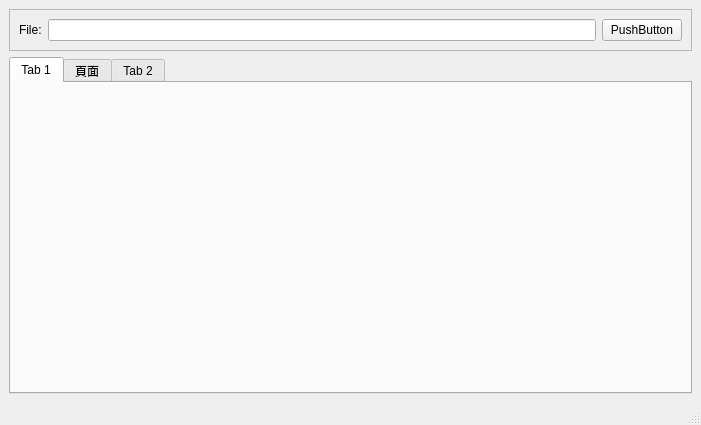
agin0634/bokk, file mainUI.ui: the form before one commit.
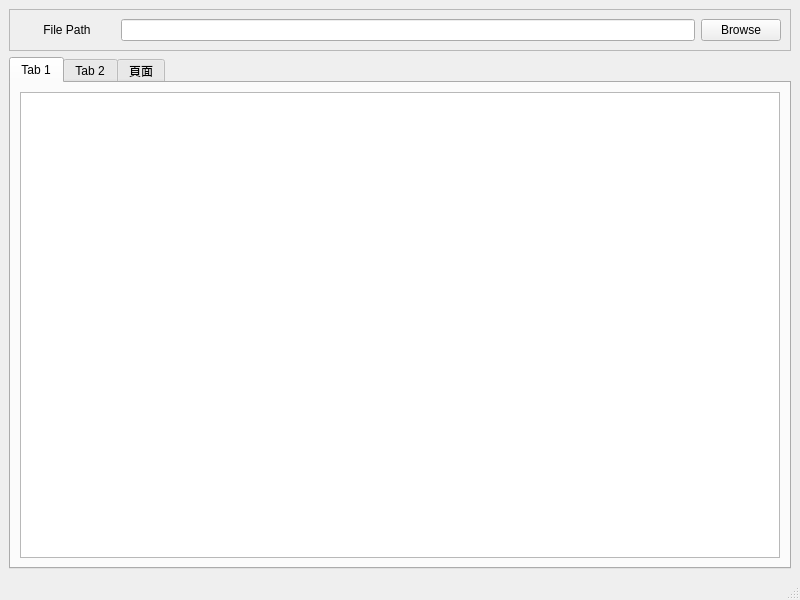
The form after the commit.

What changed in the file:
```diff
--- a/mainUI.ui
+++ b/mainUI.ui
@@ -6,10 +6,22 @@
    <rect>
     <x>0</x>
     <y>0</y>
-    <width>701</width>
-    <height>425</height>
+    <width>800</width>
+    <height>600</height>
    </rect>
   </property>
+  <property name="minimumSize">
+   <size>
+    <width>800</width>
+    <height>600</height>
+   </size>
+  </property>
+  <property name="maximumSize">
+   <size>
+    <width>800</width>
+    <height>600</height>
+   </size>
+  </property>
   <property name="windowTitle">
    <string>MainWindow</string>
   </property>
@@ -26,18 +38,40 @@
       <layout class="QHBoxLayout" name="horizontalLayout">
        <item>
         <widget class="QLabel" name="label">
+         <property name="sizePolicy">
+          <sizepolicy hsizetype="Preferred" vsizetype="Preferred">
+           <horstretch>1</horstretch>
+           <verstretch>0</verstretch>
+          </sizepolicy>
+         </property>
+         <property name="layoutDirection">
+          <enum>Qt::LeftToRight</enum>
+         </property>
+         <property name="lineWidth">
+          <number>1</number>
+         </property>
          <property name="text">
-          <string>File:</string>
+          <string>File Path</string>
          </property>
+         <property name="alignment">
+          <set>Qt::AlignCenter</set>
+         </property>
         </widget>
        </item>
        <item>
-        <widget class="QLineEdit" name="lineEdit"/>
+        <widget class="QLineEdit" name="pathlineEdit">
+         <property name="sizePolicy">
+          <sizepolicy hsizetype="Minimum" vsizetype="Fixed">
+           <horstretch>6</horstretch>
+           <verstretch>0</verstretch>
+          </sizepolicy>
+         </property>
+        </widget>
        </item>
        <item>
         <widget class="QPushButton" name="pushButton">
          <property name="text">
-          <string>PushButton</string>
+          <string>Browse</string>
          </property>
         </widget>
        </item>
@@ -53,16 +87,31 @@
        <attribute name="title">
         <string>Tab 1</string>
        </attribute>
-      </widget>
-      <widget class="QWidget" name="tab_3">
-       <attribute name="title">
-        <string>頁面</string>
-       </attribute>
+       <layout class="QHBoxLayout" name="horizontalLayout_2">
+        <item>
+         <widget class="QGraphicsView" name="graphicsView_tab1"/>
+        </item>
+       </layout>
       </widget>
       <widget class="QWidget" name="tab_2">
        <attribute name="title">
         <string>Tab 2</string>
        </attribute>
+       <layout class="QHBoxLayout" name="horizontalLayout_4">
+        <item>
+         <widget class="QGraphicsView" name="graphicsView_tab2"/>
+        </item>
+       </layout>
+      </widget>
+      <widget class="QWidget" name="tab_3">
+       <attribute name="title">
+        <string>頁面</string>
+       </attribute>
+       <layout class="QHBoxLayout" name="horizontalLayout_3">
+        <item>
+         <widget class="QGraphicsView" name="graphicsView_tab3"/>
+        </item>
+       </layout>
       </widget>
      </widget>
     </item>
```
Left out of the diff: 26 changed lines with no effect on the pictures.
